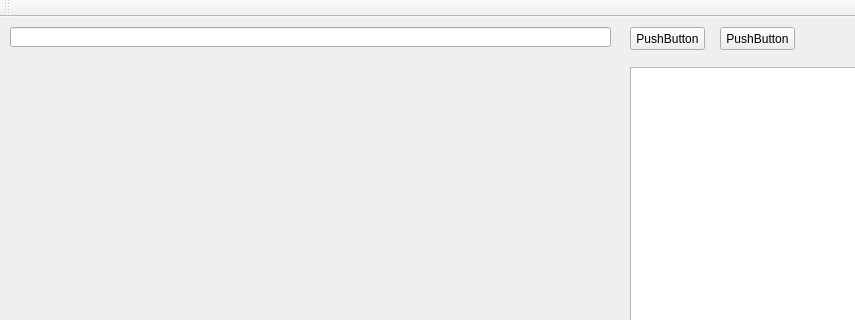
Before: the Qt Designer form view_qt.ui in sebastian-THM/SWT2015_G8, drawn with Qt 5; both pictures show x 0 to 855 and y 0 to 320 of the 1152 by 608 pixel window.
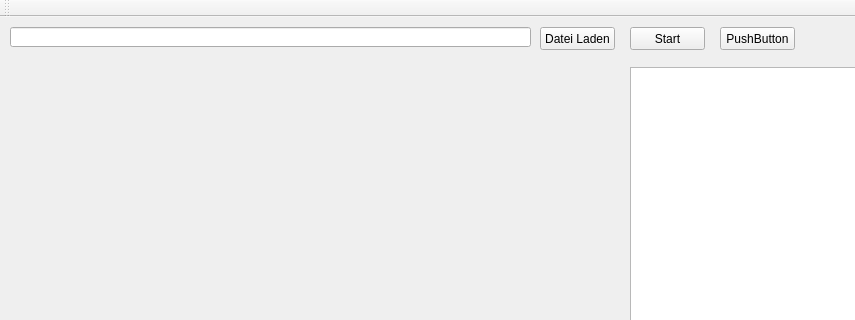
After: the same form once the commit is applied. Custom widgets are drawn as their Qt base class.

The edit to the form file:
```diff
--- a/view_qt.ui
+++ b/view_qt.ui
@@ -32,7 +32,7 @@
      <rect>
       <x>10</x>
       <y>10</y>
-      <width>601</width>
+      <width>521</width>
       <height>20</height>
      </rect>
     </property>
@@ -47,7 +47,7 @@
      </rect>
     </property>
     <property name="text">
-     <string>PushButton</string>
+     <string>Start</string>
     </property>
    </widget>
    <widget class="QPlainTextEdit" name="plainTextEdit">
@@ -96,6 +96,19 @@
      <string>PushButton</string>
     </property>
    </widget>
+   <widget class="QPushButton" name="pushButton_3">
+    <property name="geometry">
+     <rect>
+      <x>540</x>
+      <y>10</y>
+      <width>75</width>
+      <height>23</height>
+     </rect>
+    </property>
+    <property name="text">
+     <string>Datei Laden</string>
+    </property>
+   </widget>
   </widget>
   <widget class="QMenuBar" name="menuBar">
    <property name="geometry">
```
Left out of the diff: 2 changed lines with no effect on the pictures.
